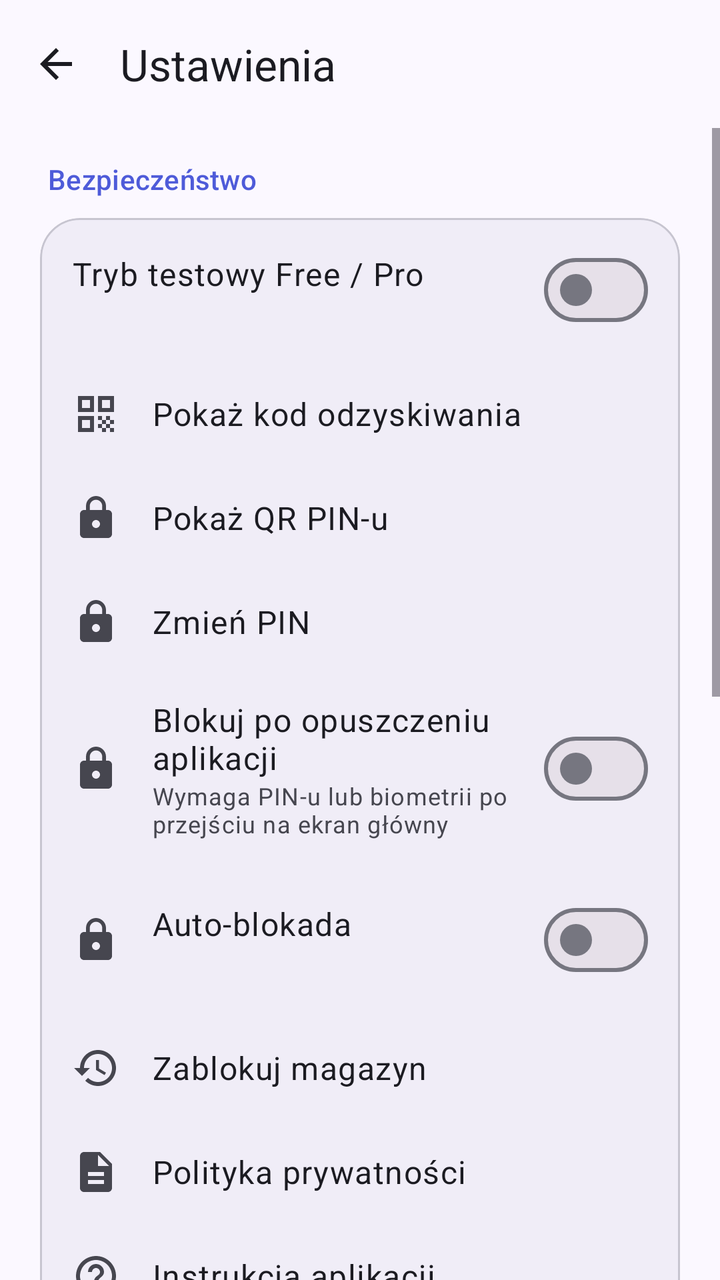
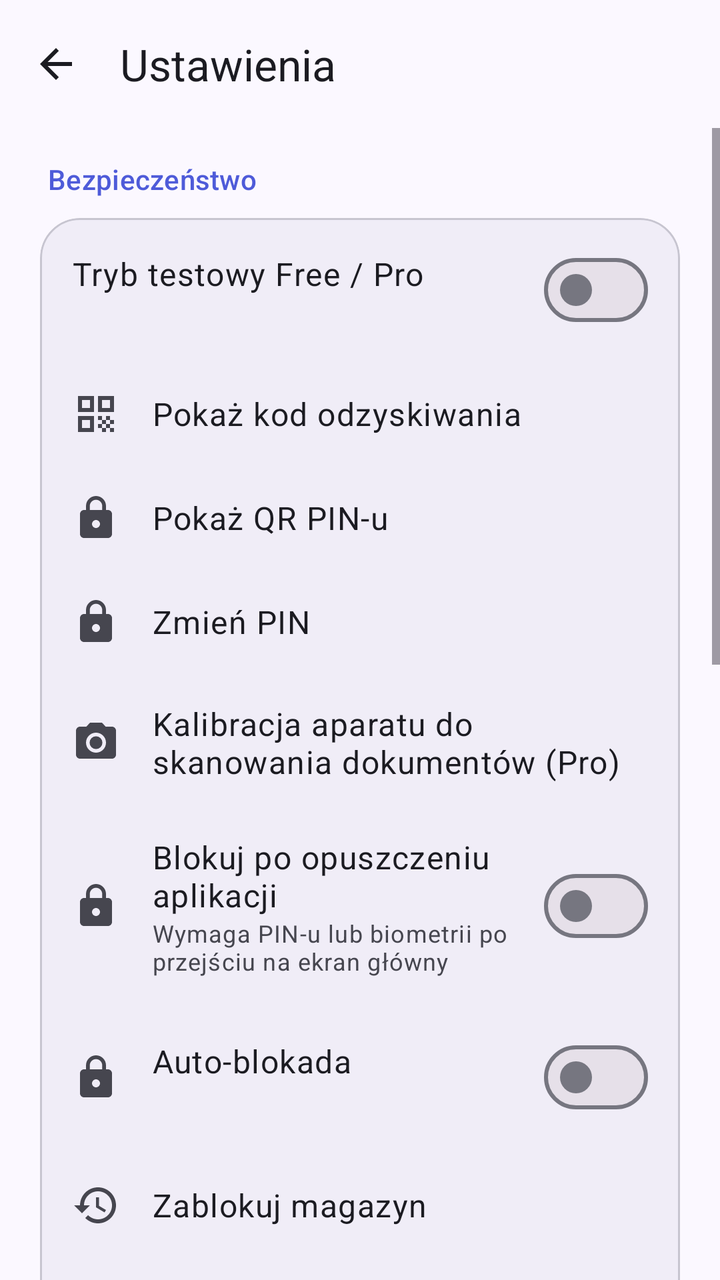

The first picture is an Android layout as it rendered before a commit; the second is the same layout after the commit. The layout source and the unified diff follow.
<!-- AndroidManifest.xml: activity theme Theme.SecurePasswordManager -->
<!-- res/layout/activity_settings.xml -->
<?xml version="1.0" encoding="utf-8"?>
<LinearLayout xmlns:android="http://schemas.android.com/apk/res/android"
    xmlns:app="http://schemas.android.com/apk/res-auto"
    android:layout_width="match_parent"
    android:layout_height="match_parent"
    android:background="?android:attr/colorBackground"
    android:orientation="vertical">

    <com.google.android.material.appbar.MaterialToolbar
        android:id="@+id/settingsToolbar"
        android:layout_width="match_parent"
        android:layout_height="?attr/actionBarSize"
        android:background="?attr/colorSurface"
        app:navigationIcon="@drawable/ic_arrow_back"
        app:navigationIconTint="?attr/colorOnSurface"
        app:title="@string/settings_title"
        app:titleCentered="false"
        app:titleTextColor="?attr/colorOnSurface" />

    <ScrollView
        android:layout_width="match_parent"
        android:layout_height="0dp"
        android:layout_weight="1"
        android:fillViewport="true">

    <LinearLayout
        android:layout_width="match_parent"
        android:layout_height="wrap_content"
        android:orientation="vertical"
        android:paddingHorizontal="20dp"
        android:paddingTop="8dp"
        android:paddingBottom="20dp">

    <TextView
        android:layout_width="match_parent"
        android:layout_height="wrap_content"
        android:layout_marginTop="8dp"
        android:layout_marginBottom="10dp"
        android:paddingHorizontal="4dp"
        android:text="@string/settings_security"
        android:textAppearance="?attr/textAppearanceLabelLarge"
        android:textColor="?attr/colorPrimary" />

    <com.google.android.material.card.MaterialCardView
        android:layout_width="match_parent"
        android:layout_height="wrap_content"
        android:layout_marginBottom="18dp"
        app:cardBackgroundColor="?attr/colorSurfaceContainer"
        app:cardCornerRadius="20dp"
        app:strokeColor="?attr/colorOutlineVariant"
        app:strokeWidth="1dp">

    <LinearLayout
        android:layout_width="match_parent"
        android:layout_height="wrap_content"
        android:orientation="vertical">

    <LinearLayout
        android:id="@+id/rowPremiumDebug"
        android:layout_width="match_parent"
        android:layout_height="wrap_content"
        android:orientation="horizontal"
        android:gravity="center_vertical"
        android:paddingHorizontal="16dp"
        android:paddingVertical="12dp">
        <LinearLayout
            android:layout_width="0dp"
            android:layout_height="wrap_content"
            android:layout_weight="1"
            android:orientation="vertical">
            <TextView
                android:layout_width="wrap_content"
                android:layout_height="wrap_content"
                android:text="@string/settings_premium_debug"
                android:textAppearance="?attr/textAppearanceBodyLarge"
                android:textColor="?attr/colorOnSurface" />
            <TextView
                android:id="@+id/premiumDebugStatus"
                android:layout_width="wrap_content"
                android:layout_height="wrap_content"
                android:textAppearance="?attr/textAppearanceBodySmall"
                android:textColor="?attr/colorOnSurfaceVariant" />
        </LinearLayout>
        <com.google.android.material.materialswitch.MaterialSwitch
            android:id="@+id/switchPremiumDebug"
            android:layout_width="wrap_content"
            android:layout_height="wrap_content" />
    </LinearLayout>

    <LinearLayout
        android:id="@+id/rowRecovery"
        android:layout_width="match_parent"
        android:layout_height="wrap_content"
        android:orientation="horizontal"
        android:gravity="center_vertical"
        android:background="?attr/selectableItemBackground"
        android:paddingHorizontal="16dp"
        android:paddingVertical="14dp"
        android:clickable="true"
        android:focusable="true">

        <ImageView
            android:layout_width="24dp"
            android:layout_height="24dp"
            android:src="@drawable/ic_qr_code"
            app:tint="?attr/colorOnSurfaceVariant"
            android:contentDescription="@null" />

        <TextView
            android:layout_width="wrap_content"
            android:layout_height="wrap_content"
            android:layout_marginStart="16dp"
            android:text="@string/settings_show_recovery"
            android:textAppearance="?attr/textAppearanceBodyLarge"
            android:textColor="?attr/colorOnSurface" />
    </LinearLayout>

    <LinearLayout
        android:id="@+id/rowPassphraseQr"
        android:layout_width="match_parent"
        android:layout_height="wrap_content"
        android:orientation="horizontal"
        android:gravity="center_vertical"
        android:background="?attr/selectableItemBackground"
        android:paddingHorizontal="16dp"
        android:paddingVertical="14dp"
        android:clickable="true"
        android:focusable="true">
        <ImageView
            android:layout_width="24dp"
            android:layout_height="24dp"
            android:src="@drawable/ic_lock"
            app:tint="?attr/colorOnSurfaceVariant"
            android:contentDescription="@null" />
        <TextView
            android:layout_width="wrap_content"
            android:layout_height="wrap_content"
            android:layout_marginStart="16dp"
            android:text="@string/action_show_passphrase_qr"
            android:textAppearance="?attr/textAppearanceBodyLarge"
            android:textColor="?attr/colorOnSurface" />
    </LinearLayout>

    <LinearLayout
        android:id="@+id/rowChangePin"
        android:layout_width="match_parent"
        android:layout_height="wrap_content"
        android:orientation="horizontal"
        android:gravity="center_vertical"
        android:background="?attr/selectableItemBackground"
        android:paddingHorizontal="16dp"
        android:paddingVertical="14dp"
        android:clickable="true"
        android:focusable="true">

        <ImageView
            android:layout_width="24dp"
            android:layout_height="24dp"
            android:src="@drawable/ic_lock"
            app:tint="?attr/colorOnSurfaceVariant"
            android:contentDescription="@null" />

        <TextView
            android:layout_width="wrap_content"
            android:layout_height="wrap_content"
            android:layout_marginStart="16dp"
            android:text="@string/settings_change_pin"
            android:textAppearance="?attr/textAppearanceBodyLarge"
            android:textColor="?attr/colorOnSurface" />
    </LinearLayout>

    <LinearLayout
        android:id="@+id/rowLockBackground"
        android:layout_width="match_parent"
        android:layout_height="wrap_content"
        android:orientation="horizontal"
        android:gravity="center_vertical"
        android:background="?attr/selectableItemBackground"
        android:paddingHorizontal="16dp"
        android:paddingVertical="12dp">

        <ImageView
            android:layout_width="24dp"
            android:layout_height="24dp"
            android:src="@drawable/ic_lock"
            app:tint="?attr/colorOnSurfaceVariant"
            android:contentDescription="@null" />

        <LinearLayout
            android:layout_width="0dp"
            android:layout_height="wrap_content"
            android:layout_weight="1"
            android:layout_marginStart="16dp"
            android:orientation="vertical">
            <TextView
                android:layout_width="wrap_content"
                android:layout_height="wrap_content"
                android:text="@string/settings_lock_background"
                android:textAppearance="?attr/textAppearanceBodyLarge"
                android:textColor="?attr/colorOnSurface" />
            <TextView
                android:layout_width="wrap_content"
                android:layout_height="wrap_content"
                android:text="@string/settings_lock_background_desc"
                android:textAppearance="?attr/textAppearanceBodySmall"
                android:textColor="?attr/colorOnSurfaceVariant" />
        </LinearLayout>

        <com.google.android.material.materialswitch.MaterialSwitch
            android:id="@+id/switchLockBackground"
            android:layout_width="wrap_content"
            android:layout_height="wrap_content" />
    </LinearLayout>

    <LinearLayout
        android:id="@+id/rowAutoLock"
        android:layout_width="match_parent"
        android:layout_height="wrap_content"
        android:orientation="horizontal"
        android:gravity="center_vertical"
        android:background="?attr/selectableItemBackground"
        android:paddingHorizontal="16dp"
        android:paddingVertical="14dp"
        android:clickable="true"
        android:focusable="true">

        <ImageView
            android:layout_width="24dp"
            android:layout_height="24dp"
            android:src="@drawable/ic_lock"
            app:tint="?attr/colorOnSurfaceVariant"
            android:contentDescription="@null" />

        <LinearLayout
            android:layout_width="0dp"
            android:layout_height="wrap_content"
            android:layout_marginStart="16dp"
            android:layout_weight="1"
            android:orientation="vertical">

            <TextView
                android:layout_width="wrap_content"
                android:layout_height="wrap_content"
                android:text="@string/settings_autolock"
                android:textAppearance="?attr/textAppearanceBodyLarge"
                android:textColor="?attr/colorOnSurface" />

            <TextView
                android:id="@+id/autoLockValue"
                android:layout_width="wrap_content"
                android:layout_height="wrap_content"
                android:textAppearance="?attr/textAppearanceBodySmall"
                android:textColor="?attr/colorOnSurfaceVariant" />
        </LinearLayout>

        <com.google.android.material.materialswitch.MaterialSwitch
            android:id="@+id/switchAutoLock"
            android:layout_width="wrap_content"
            android:layout_height="wrap_content" />
    </LinearLayout>

    <LinearLayout
        android:id="@+id/rowLock"
        android:layout_width="match_parent"
        android:layout_height="wrap_content"
        android:orientation="horizontal"
        android:gravity="center_vertical"
        android:background="?attr/selectableItemBackground"
        android:paddingHorizontal="16dp"
        android:paddingVertical="14dp"
        android:clickable="true"
        android:focusable="true">

        <ImageView
            android:layout_width="24dp"
            android:layout_height="24dp"
            android:src="@drawable/ic_restore"
            app:tint="?attr/colorOnSurfaceVariant"
            android:contentDescription="@null" />

        <TextView
            android:layout_width="wrap_content"
            android:layout_height="wrap_content"
            android:layout_marginStart="16dp"
            android:text="@string/settings_lock"
            android:textAppearance="?attr/textAppearanceBodyLarge"
            android:textColor="?attr/colorOnSurface" />
    </LinearLayout>

    <LinearLayout
        android:id="@+id/rowPrivacy"
        android:layout_width="match_parent"
        android:layout_height="wrap_content"
        android:orientation="horizontal"
        android:gravity="center_vertical"
        android:background="?attr/selectableItemBackground"
        android:paddingHorizontal="16dp"
        android:paddingVertical="14dp"
        android:clickable="true"
        android:focusable="true">
        <ImageView
            android:layout_width="24dp"
            android:layout_height="24dp"
            android:src="@drawable/ic_note"
            app:tint="?attr/colorOnSurfaceVariant"
            android:contentDescription="@null" />
        <TextView
            android:layout_width="wrap_content"
            android:layout_height="wrap_content"
            android:layout_marginStart="16dp"
            android:text="@string/settings_privacy"
            android:textAppearance="?attr/textAppearanceBodyLarge"
            android:textColor="?attr/colorOnSurface" />
    </LinearLayout>

    <LinearLayout
        android:id="@+id/rowTutorial"
        android:layout_width="match_parent"
        android:layout_height="wrap_content"
        android:orientation="horizontal"
        android:gravity="center_vertical"
        android:background="?attr/selectableItemBackground"
        android:paddingHorizontal="16dp"
        android:paddingVertical="14dp"
        android:clickable="true"
        android:focusable="true">
        <ImageView
            android:layout_width="24dp"
            android:layout_height="24dp"
            android:src="@drawable/ic_help"
            app:tint="?attr/colorOnSurfaceVariant"
            android:contentDescription="@null" />
        <TextView
            android:layout_width="wrap_content"
            android:layout_height="wrap_content"
            android:layout_marginStart="16dp"
            android:text="@string/settings_tutorial"
            android:textAppearance="?attr/textAppearanceBodyLarge"
            android:textColor="?attr/colorOnSurface" />
    </LinearLayout>

    </LinearLayout>
    </com.google.android.material.card.MaterialCardView>

    <TextView
            android:layout_width="match_parent"
            android:layout_height="wrap_content"
            android:layout_marginBottom="10dp"
            android:paddingHorizontal="4dp"
            android:text="@string/settings_sync"
            android:textAppearance="?attr/textAppearanceLabelLarge"
            android:textColor="?attr/colorPrimary" />

    <com.google.android.material.card.MaterialCardView
            android:layout_width="match_parent"
            android:layout_height="wrap_content"
            android:layout_marginBottom="18dp"
            app:cardBackgroundColor="?attr/colorSurfaceContainer"
            app:cardCornerRadius="20dp"
            app:strokeColor="?attr/colorOutlineVariant"
            app:strokeWidth="1dp">

    <LinearLayout
            android:layout_width="match_parent"
            android:layout_height="wrap_content"
            android:orientation="vertical">

    <TextView
            android:id="@+id/remoteStatus"
            android:layout_width="match_parent"
            android:layout_height="wrap_content"
            android:layout_marginHorizontal="16dp"
            android:layout_marginTop="12dp"
            android:layout_marginBottom="4dp"
            android:background="@drawable/bg_settings_status"
            android:paddingHorizontal="12dp"
            android:paddingVertical="8dp"
        android:textAppearance="?attr/textAppearanceBodySmall"
        android:textColor="?attr/colorOnSurfaceVariant" />

    <LinearLayout
        android:id="@+id/rowLinkRemote"
        android:layout_width="match_parent"
        android:layout_height="wrap_content"
        android:orientation="horizontal"
        android:gravity="center_vertical"
        android:background="?attr/selectableItemBackground"
        android:paddingHorizontal="16dp"
        android:paddingVertical="14dp"
        android:clickable="true"
        android:focusable="true">

        <ImageView
            android:layout_width="24dp"
            android:layout_height="24dp"
            android:src="@drawable/ic_cloud_upload"
            app:tint="?attr/colorOnSurfaceVariant"
            android:contentDescription="@null" />

        <LinearLayout
            android:layout_width="wrap_content"
            android:layout_height="wrap_content"
            android:layout_marginStart="16dp"
            android:orientation="vertical">

            <TextView
                android:layout_width="wrap_content"
                android:layout_height="wrap_content"
                android:text="@string/settings_link_remote"
                android:textAppearance="?attr/textAppearanceBodyLarge"
                android:textColor="?attr/colorOnSurface" />

            <TextView
                android:layout_width="wrap_content"
                android:layout_height="wrap_content"
                android:text="@string/settings_link_remote_desc"
                android:textAppearance="?attr/textAppearanceBodySmall"
                android:textColor="?attr/colorOnSurfaceVariant" />
        </LinearLayout>
    </LinearLayout>

    <LinearLayout
        android:id="@+id/rowSyncNow"
        android:layout_width="match_parent"
        android:layout_height="wrap_content"
        android:orientation="horizontal"
        android:gravity="center_vertical"
        android:background="?attr/selectableItemBackground"
        android:paddingHorizontal="16dp"
        android:paddingVertical="14dp"
        android:clickable="true"
        android:focusable="true">

        <ImageView
            android:layout_width="24dp"
            android:layout_height="24dp"
            android:src="@drawable/ic_sync"
            app:tint="?attr/colorOnSurfaceVariant"
            android:contentDescription="@null" />

        <TextView
            android:layout_width="wrap_content"
            android:layout_height="wrap_content"
            android:layout_marginStart="16dp"
            android:text="@string/settings_sync_now"
            android:textAppearance="?attr/textAppearanceBodyLarge"
            android:textColor="?attr/colorOnSurface" />
    </LinearLayout>

    <LinearLayout
        android:id="@+id/rowBackup"
        android:layout_width="match_parent"
        android:layout_height="wrap_content"
        android:orientation="horizontal"
        android:gravity="center_vertical"
        android:background="?attr/selectableItemBackground"
        android:paddingHorizontal="16dp"
        android:paddingVertical="14dp"
        android:clickable="true"
        android:focusable="true">

        <ImageView
            android:layout_width="24dp"
            android:layout_height="24dp"
            android:src="@drawable/ic_backup"
            app:tint="?attr/colorOnSurfaceVariant"
            android:contentDescription="@null" />

        <TextView
            android:layout_width="wrap_content"
            android:layout_height="wrap_content"
            android:layout_marginStart="16dp"
            android:text="@string/settings_backup"
            android:textAppearance="?attr/textAppearanceBodyLarge"
            android:textColor="?attr/colorOnSurface" />
    </LinearLayout>

    <LinearLayout
        android:id="@+id/rowImportBackup"
        android:layout_width="match_parent"
        android:layout_height="wrap_content"
        android:orientation="horizontal"
        android:gravity="center_vertical"
        android:background="?attr/selectableItemBackground"
        android:paddingHorizontal="16dp"
        android:paddingVertical="14dp"
        android:clickable="true"
        android:focusable="true">
        <ImageView
            android:layout_width="24dp"
            android:layout_height="24dp"
            android:src="@drawable/ic_import"
            app:tint="?attr/colorOnSurfaceVariant"
            android:contentDescription="@null" />
        <LinearLayout
            android:layout_width="wrap_content"
            android:layout_height="wrap_content"
            android:layout_marginStart="16dp"
            android:orientation="vertical">
            <TextView
                android:layout_width="wrap_content"
                android:layout_height="wrap_content"
                android:text="@string/settings_import_backup"
                android:textAppearance="?attr/textAppearanceBodyLarge"
                android:textColor="?attr/colorOnSurface" />
            <TextView
                android:layout_width="wrap_content"
                android:layout_height="wrap_content"
                android:text="@string/settings_import_backup_desc"
                android:textAppearance="?attr/textAppearanceBodySmall"
                android:textColor="?attr/colorOnSurfaceVariant" />
        </LinearLayout>
    </LinearLayout>

    <LinearLayout
        android:id="@+id/rowUnlinkRemote"
        android:layout_width="match_parent"
        android:layout_height="wrap_content"
        android:orientation="horizontal"
        android:gravity="center_vertical"
        android:background="?attr/selectableItemBackground"
        android:paddingHorizontal="16dp"
        android:paddingVertical="14dp"
        android:clickable="true"
        android:focusable="true">

        <ImageView
            android:layout_width="24dp"
            android:layout_height="24dp"
            android:src="@drawable/ic_cloud_off"
            app:tint="?attr/colorOnSurfaceVariant"
            android:contentDescription="@null" />

        <TextView
            android:layout_width="wrap_content"
            android:layout_height="wrap_content"
            android:layout_marginStart="16dp"
            android:text="@string/settings_unlink"
            android:textAppearance="?attr/textAppearanceBodyLarge"
            android:textColor="?attr/colorOnSurface" />
    </LinearLayout>

    </LinearLayout>
    </com.google.android.material.card.MaterialCardView>

    <com.google.android.material.card.MaterialCardView
        android:layout_width="match_parent"
        android:layout_height="wrap_content"
        android:layout_marginTop="2dp"
        app:cardBackgroundColor="?attr/colorErrorContainer"
        app:cardCornerRadius="20dp"
        app:strokeColor="?attr/colorError"
        app:strokeWidth="1dp">

    <LinearLayout
        android:id="@+id/rowDeleteVault"
        android:layout_width="match_parent"
        android:layout_height="wrap_content"
        android:orientation="horizontal"
        android:gravity="center_vertical"
        android:background="?attr/selectableItemBackground"
        android:paddingHorizontal="16dp"
        android:paddingVertical="14dp"
        android:clickable="true"
        android:focusable="true">
        <ImageView
            android:layout_width="24dp"
            android:layout_height="24dp"
            android:src="@drawable/ic_cloud_off"
            app:tint="?attr/colorError"
            android:contentDescription="@null" />
        <LinearLayout
            android:layout_width="wrap_content"
            android:layout_height="wrap_content"
            android:layout_marginStart="16dp"
            android:orientation="vertical">
            <TextView
                android:layout_width="wrap_content"
                android:layout_height="wrap_content"
                android:text="@string/settings_delete_vault"
                android:textAppearance="?attr/textAppearanceBodyLarge"
                android:textColor="?attr/colorError" />
            <TextView
                android:layout_width="wrap_content"
                android:layout_height="wrap_content"
                android:text="@string/settings_delete_vault_desc"
                android:textAppearance="?attr/textAppearanceBodySmall"
                android:textColor="?attr/colorOnSurfaceVariant" />
        </LinearLayout>
    </LinearLayout>
        </com.google.android.material.card.MaterialCardView>
        </LinearLayout>
</ScrollView>
</LinearLayout>
<!-- resources referenced by this layout -->
<resources>
  <string name="action_show_passphrase_qr">Pokaż QR PIN-u</string>
  <string name="settings_autolock">Auto-blokada</string>
  <string name="settings_backup">Kopia jednorazowo w inne miejsce</string>
  <string name="settings_change_pin">Zmień PIN</string>
  <string name="settings_delete_vault">Usuń lokalny magazyn</string>
  <string name="settings_delete_vault_desc">Usuwa lokalny vault, klucze i tymczasowe pliki</string>
  <string name="settings_import_backup">Importuj kopię na tym urządzeniu</string>
  <string name="settings_import_backup_desc">Zastąpi lokalny magazyn wybraną zaszyfrowaną kopią</string>
  <string name="settings_link_remote">Ustaw automatyczną kopię</string>
  <string name="settings_link_remote_desc">Dysk Google, Dropbox, OneDrive, plik lokalny…</string>
  <string name="settings_lock">Zablokuj magazyn</string>
  <string name="settings_lock_background">Blokuj po opuszczeniu aplikacji</string>
  <string name="settings_lock_background_desc">Wymaga PIN-u lub biometrii po przejściu na ekran główny</string>
  <string name="settings_premium_debug">Tryb testowy Free / Pro</string>
  <string name="settings_privacy">Polityka prywatności</string>
  <string name="settings_security">Bezpieczeństwo</string>
  <string name="settings_show_recovery">Pokaż kod odzyskiwania</string>
  <string name="settings_sync">Kopia zapasowa</string>
  <string name="settings_sync_now">Zrób kopię teraz</string>
  <string name="settings_title">Ustawienia</string>
  <string name="settings_tutorial">Instrukcja aplikacji</string>
  <string name="settings_unlink">Wyłącz automatyczną kopię</string>
  <color name="md_primary">#4E5BD9</color>
  <color name="md_on_primary">#FFFFFF</color>
  <color name="md_primary_container">#E1E0FF</color>
  <color name="md_on_primary_container">#03006E</color>
  <color name="md_secondary">#5B5D72</color>
  <color name="md_on_secondary">#FFFFFF</color>
  <color name="md_secondary_container">#E0E1F9</color>
  <color name="md_on_secondary_container">#181A2C</color>
  <color name="md_tertiary">#006A6A</color>
  <color name="md_on_tertiary">#FFFFFF</color>
  <color name="md_tertiary_container">#9CF1F0</color>
  <color name="md_on_tertiary_container">#002020</color>
  <color name="md_error">#BA1A1A</color>
  <color name="md_on_error">#FFFFFF</color>
  <color name="md_error_container">#FFDAD6</color>
  <color name="md_on_error_container">#410002</color>
  <color name="md_background">#FBF8FF</color>
  <color name="md_on_background">#1B1B21</color>
  <color name="md_surface">#FBF8FF</color>
  <color name="md_on_surface">#1B1B21</color>
  <color name="md_surface_variant">#E3E1EC</color>
  <color name="md_on_surface_variant">#46464F</color>
  <color name="md_surface_container">#F0EDF7</color>
  <color name="md_surface_container_high">#EAE7F1</color>
  <color name="md_outline">#767680</color>
  <color name="md_outline_variant">#C7C5D0</color>
  <style name="ShapeAppearance.Spm.Dialog" parent="">
          <item name="cornerFamily">rounded</item>
          <item name="cornerSize">28dp</item>
      </style>
  <!-- unchanged entries left out for length: 14 -->
</resources>

<!-- the commit's change to res/layout/activity_settings.xml (unified diff, before → after) -->
@@ -165,6 +165,32 @@
             android:layout_height="wrap_content"
             android:layout_marginStart="16dp"
             android:text="@string/settings_change_pin"
+            android:textAppearance="?attr/textAppearanceBodyLarge"
+            android:textColor="?attr/colorOnSurface" />
+    </LinearLayout>
+
+    <LinearLayout
+        android:id="@+id/rowDocumentCalibration"
+        android:layout_width="match_parent"
+        android:layout_height="wrap_content"
+        android:orientation="horizontal"
+        android:gravity="center_vertical"
+        android:background="?attr/selectableItemBackground"
+        android:paddingHorizontal="16dp"
+        android:paddingVertical="14dp"
+        android:clickable="true"
+        android:focusable="true">
+        <ImageView
+            android:layout_width="24dp"
+            android:layout_height="24dp"
+            android:src="@drawable/ic_camera"
+            app:tint="?attr/colorOnSurfaceVariant"
+            android:contentDescription="@null" />
+        <TextView
+            android:layout_width="wrap_content"
+            android:layout_height="wrap_content"
+            android:layout_marginStart="16dp"
+            android:text="@string/settings_document_calibration"
             android:textAppearance="?attr/textAppearanceBodyLarge"
             android:textColor="?attr/colorOnSurface" />
     </LinearLayout>
<!-- resource entries referenced after the edit -->
@@ -1,11 +1,22 @@
 <!-- resources referenced by this layout -->
 <resources>
+  <!-- drawable ic_camera (drawable) -->
+  <vector xmlns:android="http://schemas.android.com/apk/res/android"
+      android:width="24dp" android:height="24dp"
+      android:viewportWidth="24" android:viewportHeight="24"
+      android:tint="?attr/colorControlNormal">
+      <path android:fillColor="#FF000000"
+          android:pathData="M12,12m-3.2,0a3.2,3.2 0,1 1,6.4 0a3.2,3.2 0,1 1,-6.4 0" />
+      <path android:fillColor="#FF000000"
+          android:pathData="M9,2L7.17,4H4c-1.1,0 -2,0.9 -2,2v12c0,1.1 0.9,2 2,2h16c1.1,0 2,-0.9 2,-2V6c0,-1.1 -0.9,-2 -2,-2h-3.17L15,2H9zM12,17c-2.76,0 -5,-2.24 -5,-5s2.24,-5 5,-5 5,2.24 5,5 -2.24,5 -5,5z" />
+  </vector>
   <string name="action_show_passphrase_qr">Pokaż QR PIN-u</string>
   <string name="settings_autolock">Auto-blokada</string>
   <string name="settings_backup">Kopia jednorazowo w inne miejsce</string>
   <string name="settings_change_pin">Zmień PIN</string>
   <string name="settings_delete_vault">Usuń lokalny magazyn</string>
   <string name="settings_delete_vault_desc">Usuwa lokalny vault, klucze i tymczasowe pliki</string>
+  <string name="settings_document_calibration">Kalibracja aparatu do skanowania dokumentów (Pro)</string>
   <string name="settings_import_backup">Importuj kopię na tym urządzeniu</string>
   <string name="settings_import_backup_desc">Zastąpi lokalny magazyn wybraną zaszyfrowaną kopią</string>
   <string name="settings_link_remote">Ustaw automatyczną kopię</string>
